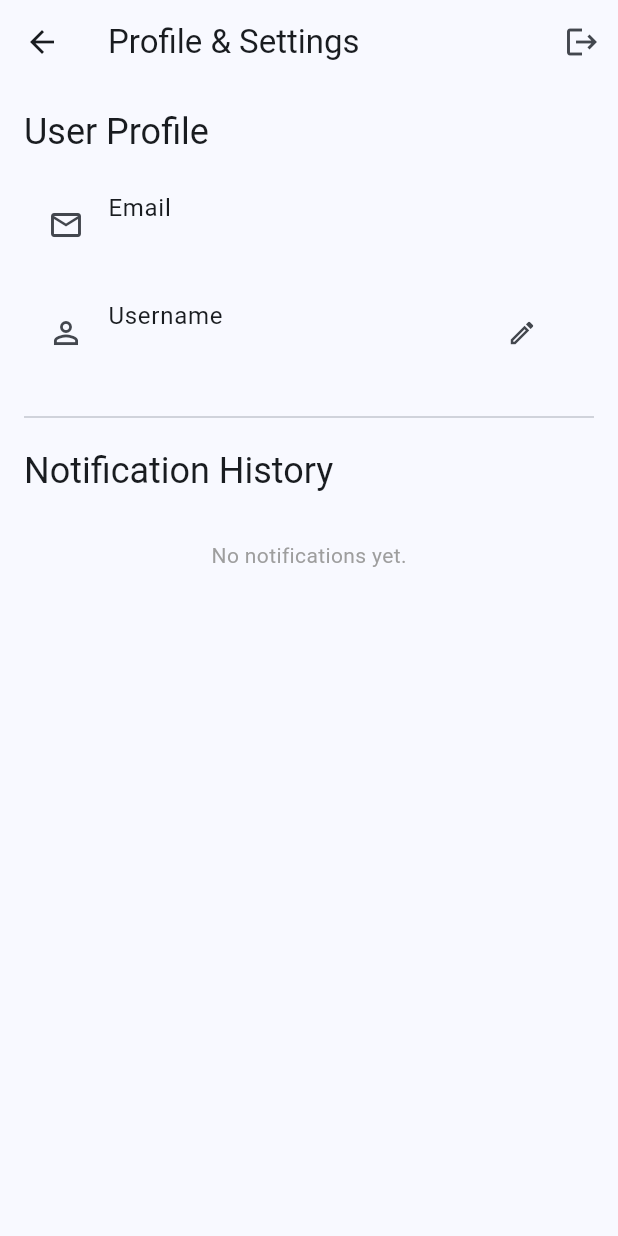
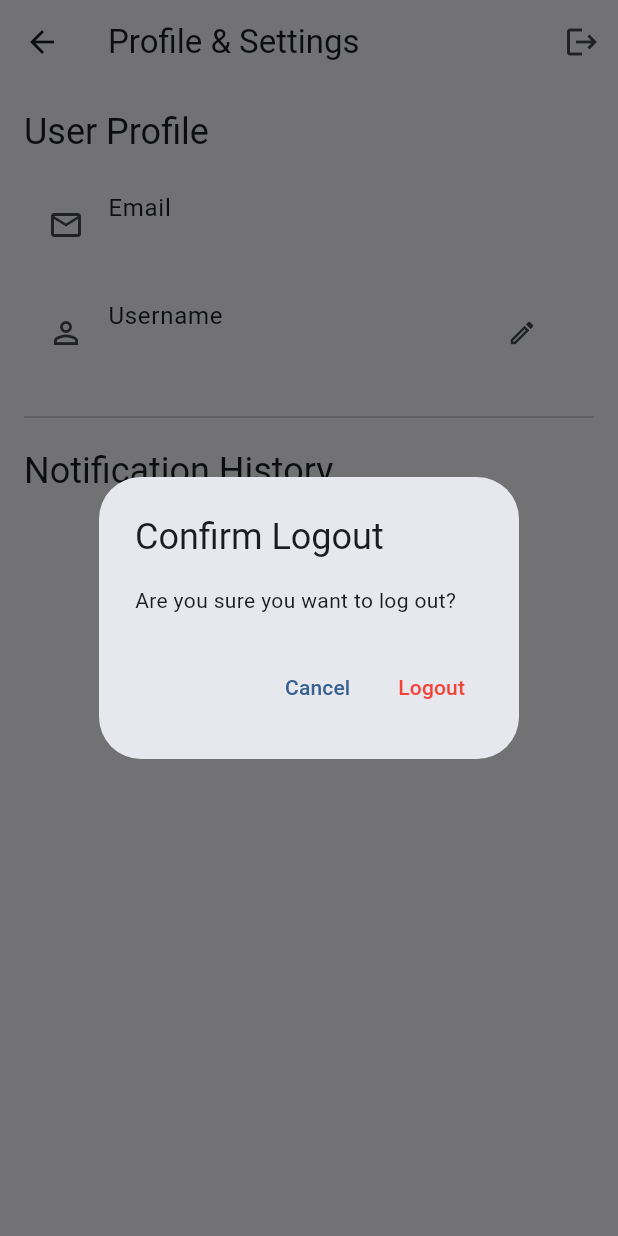
Before and after one commit to Eyaa-Mbarek/Smart_Farm_Project, a Flutter app: the ProfileScreen screen opened directly, after a tap on the "logout" icon, on a phone screen of 412 x 824 dp. Run offline on Flutter 3.47's test engine with Material 3 defaults, Android fonts, the phone set to English and light mode, and no system bars; our stand-ins replace cloud_firestore, firebase_auth, firebase_core, firebase_database, flutter_local_notifications, flutter_riverpod; accounts and stored records are empty.

Commit message:
add confirmation to logout and fix the notification user  history

```diff
--- a/lib/presentation/screens/profile/profile_screen.dart
+++ b/lib/presentation/screens/profile/profile_screen.dart
@@ -1,6 +1,7 @@
 import 'package:flutter/material.dart';
 import 'package:flutter_riverpod/flutter_riverpod.dart';
 import 'package:intl/intl.dart'; // For date formatting
+import 'package:smart_farm_test/domain/repositories/auth_repository.dart';
 import 'package:smart_farm_test/presentation/providers/auth_providers.dart';
 import 'package:smart_farm_test/presentation/providers/user_providers.dart';
 import 'package:smart_farm_test/presentation/providers/notification_providers.dart';
@@ -39,6 +40,43 @@ class _ProfileScreenState extends ConsumerState<ProfileScreen> {
      }
   }
 
+   void _showLogoutConfirmationDialog(BuildContext context, IAuthRepository authRepository) { // Accept repo
+    showDialog(
+      context: context,
+      builder: (BuildContext dialogContext) { // Use a different context name
+        return AlertDialog(
+          title: const Text('Confirm Logout'),
+          content: const Text('Are you sure you want to log out?'),
+          actions: <Widget>[
+            TextButton(
+              child: const Text('Cancel'),
+              onPressed: () {
+                Navigator.of(dialogContext).pop(); // Close the dialog
+              },
+            ),
+            TextButton(
+              style: TextButton.styleFrom(foregroundColor: Colors.red), // Style the logout button
+              child: const Text('Logout'),
+              onPressed: () async {
+                Navigator.of(dialogContext).pop(); // Close the dialog FIRST
+                try {
+                  await authRepository.signOut();
+                  // No navigation needed here, the Wrapper will handle the auth state change
+                  print("User logged out successfully.");
+                } catch (e) {
+                   print("Error during logout: $e");
+                   // Show error SnackBar if needed (using the original screen context)
+                   ScaffoldMessenger.of(context).showSnackBar(
+                       SnackBar(content: Text('Logout failed: $e'), backgroundColor: Colors.red),
+                   );
+                }
+              },
+            ),
+          ],
+        );
+      },
+    );
+  }
 
   @override
   Widget build(BuildContext context) {
@@ -54,7 +92,8 @@ class _ProfileScreenState extends ConsumerState<ProfileScreen> {
             icon: const Icon(Icons.logout),
             tooltip: 'Logout',
             onPressed: () async {
-               await authRepository.signOut();
+            // Show confirmation dialog BEFORE logging out
+              _showLogoutConfirmationDialog(context, authRepository); // Pass context and repo
                // Wrapper will handle navigation
             },
           )
```
Also changed, not shown: lib/data/datasources/firestore_datasource.dart (+18 -6 lines), lib/data/repositories/notification_repository_impl.dart (+18 -9 lines).
